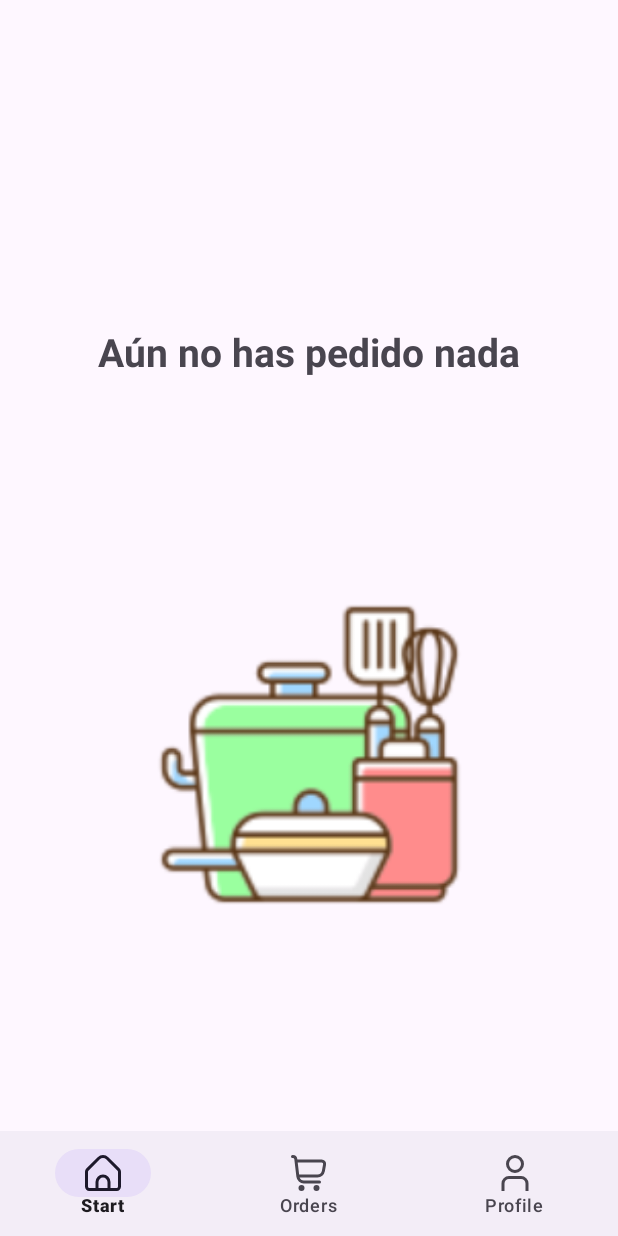
After one commit to Guslin-03/Rush, an Android app built with Jetpack Compose: the OrderActivity screen opened directly, with no data from a screen before it, on a phone screen of 412 x 824 dp. The commit adds this screen. Run offline under Robolectric (Android 15) with nearby library versions, the phone set to English and light mode, and no system bars; our stand-ins replace Room's generated code.

Commit message:
Pantalla Orders

```diff
--- a/app/src/main/AndroidManifest.xml
+++ b/app/src/main/AndroidManifest.xml
@@ -57,6 +57,9 @@
         <activity android:name=".ui.restaurant.menu.MenuActivity" android:exported="true" android:label="Menu">
             <meta-data android:name="android.support.PARENT_ACTIVITY" android:value=".MainActivity"/>
         </activity>
+        <activity android:name=".ui.order.OrderActivity" android:exported="true" android:label="Order">
+            <meta-data android:name="android.support.PARENT_ACTIVITY" android:value=".MainActivity"/>
+        </activity>
     </application>
 
 </manifest>
--- a/app/src/main/java/com/example/rush/ui/login/LoginActivity.kt
+++ b/app/src/main/java/com/example/rush/ui/login/LoginActivity.kt
@@ -45,6 +45,7 @@ class LoginActivity : AppCompatActivity() {
                     if (user != null) {
                         MyApp.userPreferences.saveRememberMeState(binding.rememberMe.isChecked)
                         MyApp.userPreferences.saveUser(user)
+                        MyApp.userPreferences.saveActiveOrder(false)
                         loginSuccess()
                     }
                 }
--- /dev/null
+++ b/app/src/main/java/com/example/rush/ui/order/OrderActivity.kt
@@ -0,0 +1,95 @@
+package com.example.rush.ui.order
+
+import android.content.Intent
+import android.os.Bundle
+import android.os.CountDownTimer
+import android.view.View
+import android.widget.ImageView
+import android.widget.TextView
+import androidx.appcompat.app.AppCompatActivity
+import com.example.rush.R
+import com.example.rush.databinding.OrderActivityBinding
+import com.example.rush.databinding.RestaurantActivityBinding
+import com.example.rush.ui.profile.ProfileActivity
+import com.example.rush.ui.restaurant.RestaurantActivity
+import com.example.rush.utils.MyApp
+
+class OrderActivity : AppCompatActivity() {
+    private lateinit var binding: OrderActivityBinding
+    override fun onCreate(savedInstanceState: Bundle?) {
+        super.onCreate(savedInstanceState)
+        binding = OrderActivityBinding.inflate(layoutInflater)
+        setContentView(binding.root)
+        var order= MyApp.userPreferences.getActiveOrder();
+        if (order){
+            binding.texto.text= getString(R.string.preparando)
+            binding.countdownTimer.visibility = View.VISIBLE
+            binding.cooking.visibility = View.VISIBLE
+            binding.kitchen.visibility = View.GONE
+            binding.button.visibility = View.GONE
+            binding.recoger.visibility = View.GONE
+
+            object : CountDownTimer(10000, 1000) { // 10 segundos con actualización cada segundo
+                override fun onTick(millisUntilFinished: Long) {
+                    binding.countdownTimer.text = (millisUntilFinished / 1000).toString()
+                }
+
+                override fun onFinish() {
+                    binding.countdownTimer.visibility = View.GONE
+                    binding.cooking.visibility = View.GONE
+                    binding.texto.text= getString(R.string.recoger_pedido)
+                    binding.button.visibility = View.VISIBLE
+                    binding.recoger.visibility = View.VISIBLE
+                }
+            }.start()
+        }else{
+            binding.texto.text= getString(R.string.sin_pedido)
+            binding.cooking.visibility = View.GONE
+            binding.countdownTimer.visibility = View.GONE
+            binding.kitchen.visibility=View.VISIBLE
+            binding.button.visibility = View.GONE
+            binding.recoger.visibility = View.GONE
+        }
+        binding.bottomNavigation.setOnItemSelectedListener { item ->
+            when (item.itemId) {
+                R.id.orders -> {
+                    showOrders()
+                    true
+                }
+
+                R.id.start -> {
+                    true
+                }
+
+                R.id.profile-> {
+                    showProfile()
+                    true
+                }
+
+                else -> false // Manejo predeterminado para otros elementos
+            }
+
+        }
+        binding.button.setOnClickListener {
+            MyApp.userPreferences.saveActiveOrder(false)
+            showStart()
+        }
+    }
+    private fun showStart(){
+        val intent = Intent(this, RestaurantActivity::class.java)
+        startActivity(intent)
+        finish()
+    }
+        private fun showProfile(){
+            val intent = Intent(this, ProfileActivity::class.java)
+            startActivity(intent)
+            finish()
+        }
+
+        private fun showOrders(){
+            val intent = Intent(this, OrderActivity::class.java)
+            startActivity(intent)
+            finish()
+        }
+
+}
--- a/app/src/main/java/com/example/rush/utils/UserPreferences.kt
+++ b/app/src/main/java/com/example/rush/utils/UserPreferences.kt
@@ -18,6 +18,7 @@ class UserPreferences {
         const val DATABASE_CREATED = "isDatabaseCreated"
         const val PROFILE_PICTURE = "profile_picture"
         const val PROFILE_PICTURE_CAMERA = "profile_picture_camera"
+        const val ACTIVE_ORDER = "active_order"
     }
 
     fun saveProfilePicture(uri: Uri) {
@@ -92,6 +93,16 @@ class UserPreferences {
         return sharedPreferences.getBoolean(REMEMBER_ME, false)
     }
 
+    fun saveActiveOrder(activeOrder: Boolean) {
+        val editor = sharedPreferences.edit()
+        editor.putBoolean(ACTIVE_ORDER, activeOrder)
+        editor.apply()
+    }
+
+    fun getActiveOrder(): Boolean {
+        return sharedPreferences.getBoolean(ACTIVE_ORDER, false)
+    }
+
     fun removeData() {
         val editor = sharedPreferences.edit()
         editor.remove("user_info")
--- /dev/null
+++ b/app/src/main/res/layout/order_activity.xml
@@ -0,0 +1,91 @@
+<?xml version="1.0" encoding="utf-8"?>
+<androidx.constraintlayout.widget.ConstraintLayout xmlns:android="http://schemas.android.com/apk/res/android"
+    xmlns:app="http://schemas.android.com/apk/res-auto"
+    xmlns:tools="http://schemas.android.com/tools"
+    android:layout_width="match_parent"
+    android:layout_height="match_parent">
+
+    <pl.droidsonroids.gif.GifImageView
+        android:id="@+id/cooking"
+        android:layout_width="344dp"
+        android:layout_height="290dp"
+        android:src="@drawable/cooking"
+        app:layout_constraintBottom_toTopOf="@+id/bottom_navigation"
+        app:layout_constraintEnd_toEndOf="parent"
+        app:layout_constraintHorizontal_bias="0.492"
+        app:layout_constraintStart_toStartOf="parent"
+        app:layout_constraintTop_toBottomOf="@+id/countdownTimer"
+        app:layout_constraintVertical_bias="0.366" />
+
+    <TextView
+        android:id="@+id/countdownTimer"
+        android:layout_width="wrap_content"
+        android:layout_height="wrap_content"
+        android:layout_centerInParent="true"
+        android:text="10"
+        android:textSize="40sp"
+        app:layout_constraintBottom_toTopOf="@+id/guideline2"
+        app:layout_constraintEnd_toEndOf="parent"
+        app:layout_constraintStart_toStartOf="parent"
+        app:layout_constraintTop_toBottomOf="@+id/texto" />
+
+    <com.google.android.material.bottomnavigation.BottomNavigationView
+        android:id="@+id/bottom_navigation"
+        android:layout_width="match_parent"
+        android:layout_height="70dp"
+        app:layout_constraintBottom_toBottomOf="parent"
+        app:menu="@menu/bottom_navigation_menu"
+        tools:ignore="VisualLintBottomNav" />
+
+    <TextView
+        android:id="@+id/texto"
+        android:layout_width="wrap_content"
+        android:layout_height="wrap_content"
+        android:text="Estamos preparando tu pedido"
+        android:textSize="26sp"
+        android:textStyle="bold"
+        app:layout_constraintBottom_toTopOf="@+id/countdownTimer"
+        app:layout_constraintEnd_toEndOf="parent"
+        app:layout_constraintStart_toStartOf="parent"
+        app:layout_constraintTop_toTopOf="parent" />
+
+    <androidx.constraintlayout.widget.Guideline
+        android:id="@+id/guideline2"
+        android:layout_width="wrap_content"
+        android:layout_height="wrap_content"
+        android:orientation="horizontal"
+        app:layout_constraintBottom_toBottomOf="parent"
+        app:layout_constraintGuide_begin="468dp"
+        app:layout_constraintTop_toBottomOf="@+id/countdownTimer" />
+
+    <ImageView
+        android:id="@+id/kitchen"
+        android:layout_width="331dp"
+        android:layout_height="262dp"
+        app:layout_constraintBottom_toTopOf="@+id/bottom_navigation"
+        app:layout_constraintEnd_toEndOf="parent"
+        app:layout_constraintStart_toStartOf="parent"
+        app:layout_constraintTop_toBottomOf="@+id/texto"
+        app:srcCompat="@drawable/kitchen" />
+
+    <ImageView
+        android:id="@+id/recoger"
+        android:layout_width="274dp"
+        android:layout_height="329dp"
+        app:layout_constraintBottom_toTopOf="@+id/button"
+        app:layout_constraintEnd_toEndOf="parent"
+        app:layout_constraintStart_toStartOf="parent"
+        app:layout_constraintTop_toBottomOf="@+id/texto"
+        app:srcCompat="@drawable/pedido" />
+
+    <Button
+        android:id="@+id/button"
+        android:layout_width="wrap_content"
+        android:layout_height="wrap_content"
+        android:text="@string/confirmar_recogida"
+        app:layout_constraintBottom_toTopOf="@+id/bottom_navigation"
+        app:layout_constraintEnd_toEndOf="parent"
+        app:layout_constraintStart_toStartOf="parent"
+        app:layout_constraintTop_toTopOf="@+id/guideline2" />
+
+</androidx.constraintlayout.widget.ConstraintLayout>
--- a/app/src/main/res/values/strings.xml
+++ b/app/src/main/res/values/strings.xml
@@ -73,4 +73,8 @@
     <string name="toast_password_lenght">La contraseña debe tener al menos 8 caracteres</string>
     <string name="toast_empty_1">Ningún campo puede estar vacío</string>
     <string name="change_pass">Cambio de contraseña</string>
+    <string name="sin_pedido">Aún no has pedido nada</string>
+    <string name="preparando">Estamos preparando tu pedido</string>
+    <string name="recoger_pedido">Ya puedes recoger tu pedido</string>
+    <string name="confirmar_recogida">Confirmar recogida</string>
 </resources>
```
Also changed, not shown: app/src/main/java/com/example/rush/ui/profile/ProfileActivity.kt (+7 -1 lines), app/src/main/java/com/example/rush/ui/profile/card/CardActivity.kt (+7 -1 lines), app/src/main/java/com/example/rush/ui/profile/help/HelpActivity.kt (+7 -1 lines), app/src/main/java/com/example/rush/ui/profile/info/InfoActivity.kt (+7 -1 lines), app/src/main/java/com/example/rush/ui/profile/password/PasswordActivity.kt (+7 -1 lines), app/src/main/java/com/example/rush/ui/restaurant/RestaurantActivity.kt (+8 -1 lines), app/src/main/res/drawable/cooking.gif (added), app/src/main/res/drawable/kitchen.png (added), app/src/main/res/drawable/pedido.png (added).
